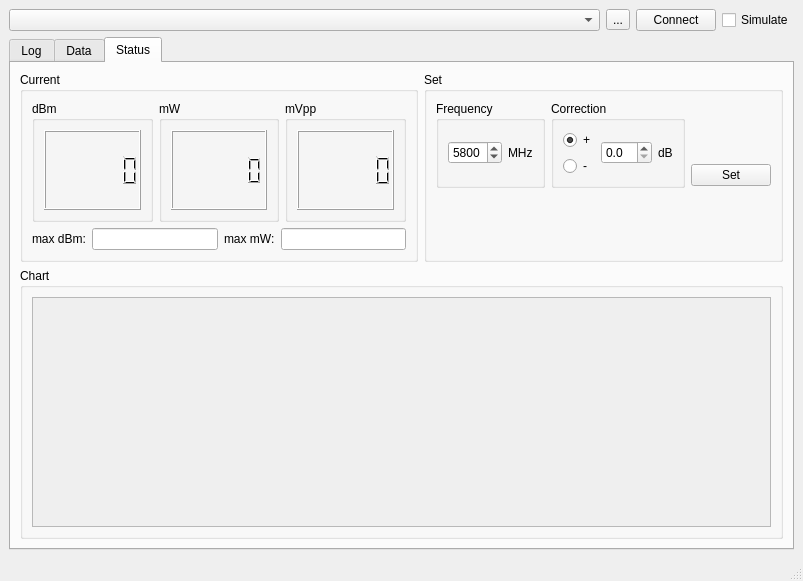
Above: mainwindow.ui from coozoo/qtrfpowermeter before the change. Below: the same form after it.
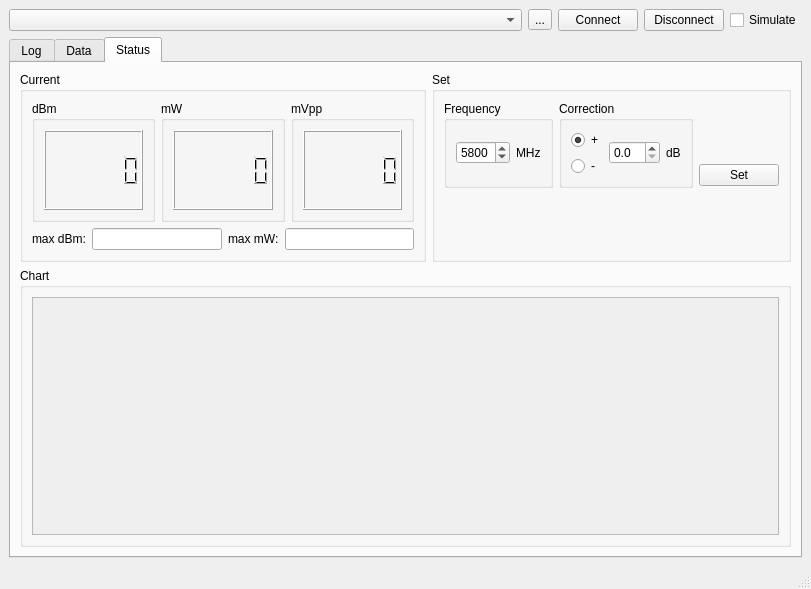
That is the form after the change.

```diff
--- a/mainwindow.ui
+++ b/mainwindow.ui
@@ -6,8 +6,8 @@
    <rect>
     <x>0</x>
     <y>0</y>
-    <width>803</width>
-    <height>581</height>
+    <width>811</width>
+    <height>589</height>
    </rect>
   </property>
   <property name="windowTitle">
@@ -44,6 +44,13 @@
         </property>
        </widget>
       </item>
+      <item>
+       <widget class="QPushButton" name="disconnect_pushButton">
+        <property name="text">
+         <string>Disconnect</string>
+        </property>
+       </widget>
+      </item>
       <item>
        <widget class="QCheckBox" name="simulate_checkBox">
         <property name="text">
@@ -103,8 +110,8 @@
                    <rect>
                     <x>0</x>
                     <y>0</y>
-                    <width>735</width>
-                    <height>162</height>
+                    <width>743</width>
+                    <height>170</height>
                    </rect>
                   </property>
                  </widget>
```
Left out of the diff: 2 changed lines with no effect on the pictures.
